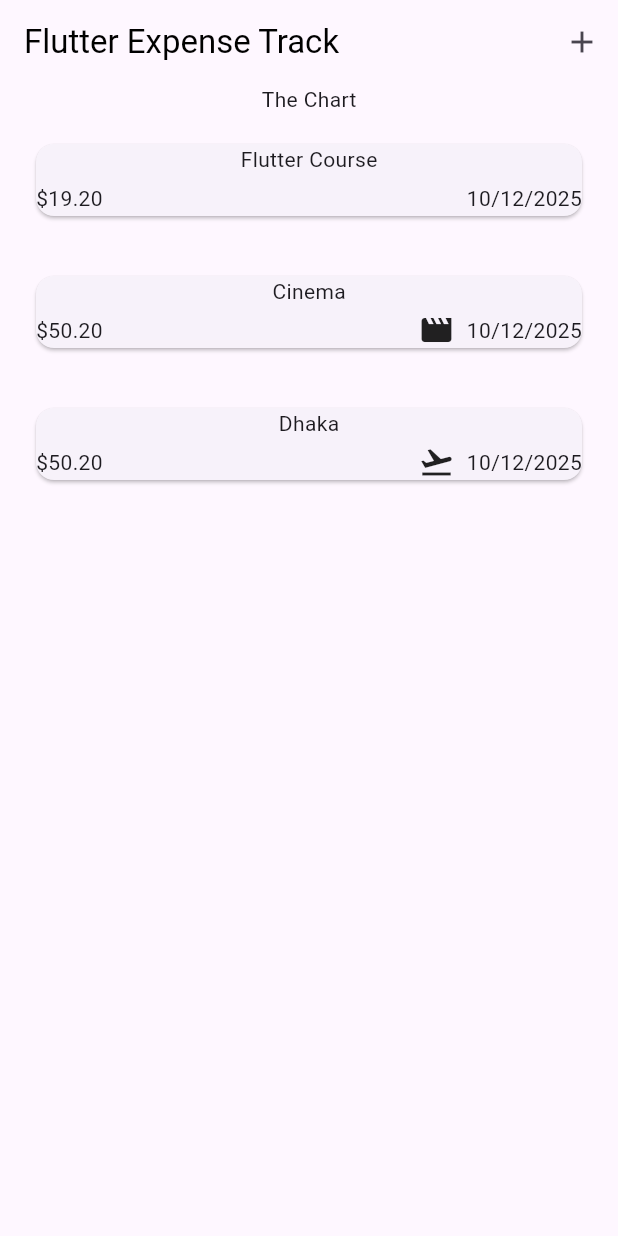
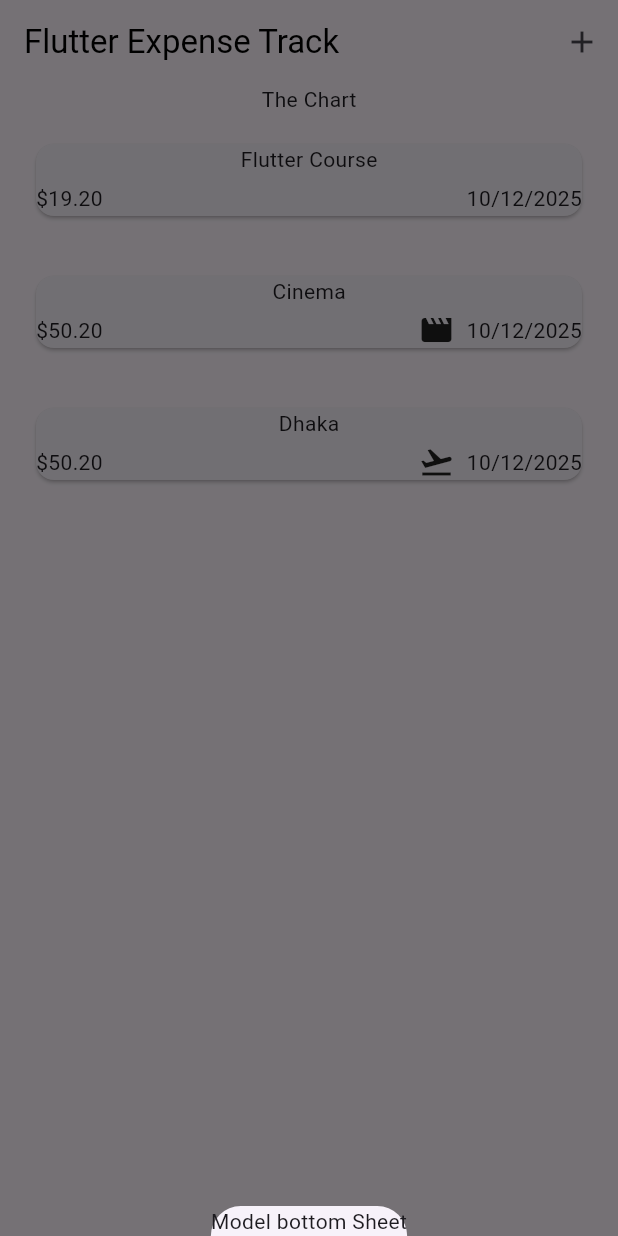
Before and after one commit to niloymamun/expenses-tracker, a Flutter app: the screen it shows after launch, after a tap on the "add" icon, on a phone screen of 412 x 824 dp. Run offline on Flutter 3.47's test engine with Material 3 defaults, Android fonts, the phone set to English and light mode, and no system bars.

Commit message:
Adding a Modal Sheet & Understanding Context

```diff
--- a/lib/widgets/expenses.dart
+++ b/lib/widgets/expenses.dart
@@ -31,6 +31,15 @@ class _ExpensesState extends State<Expenses> {
       category: Category.travel,
     ),
   ];
+  void _openAddExpenseOverlay() {
+    showModalBottomSheet(
+      context: context,
+      builder: (ctx) {
+        return Text('Model bottom Sheet');
+      },
+    );
+  }
+
   @override
   Widget build(Object context) {
     return Scaffold(
@@ -39,7 +48,9 @@ class _ExpensesState extends State<Expenses> {
           'Flutter Expense Track',
           style: TextStyle(color: Colors.black),
         ),
-        actions: [IconButton(onPressed: () {}, icon: Icon(Icons.add))],
+        actions: [
+          IconButton(onPressed: _openAddExpenseOverlay, icon: Icon(Icons.add)),
+        ],
       ),
       body: Column(
         children: [
```
